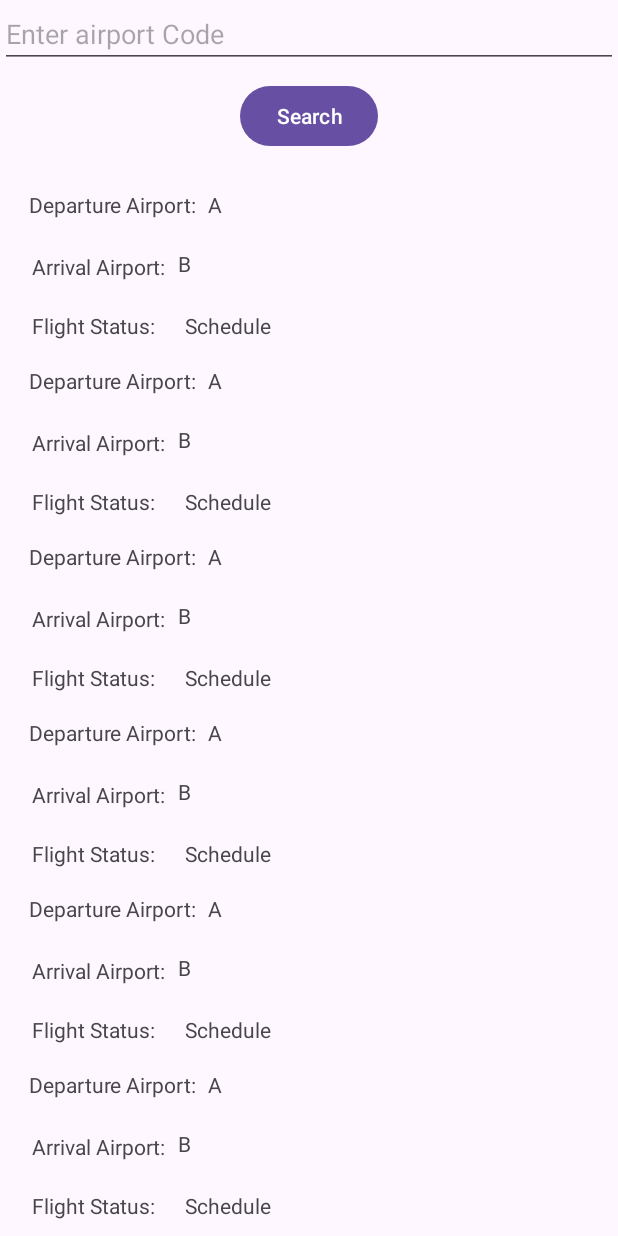
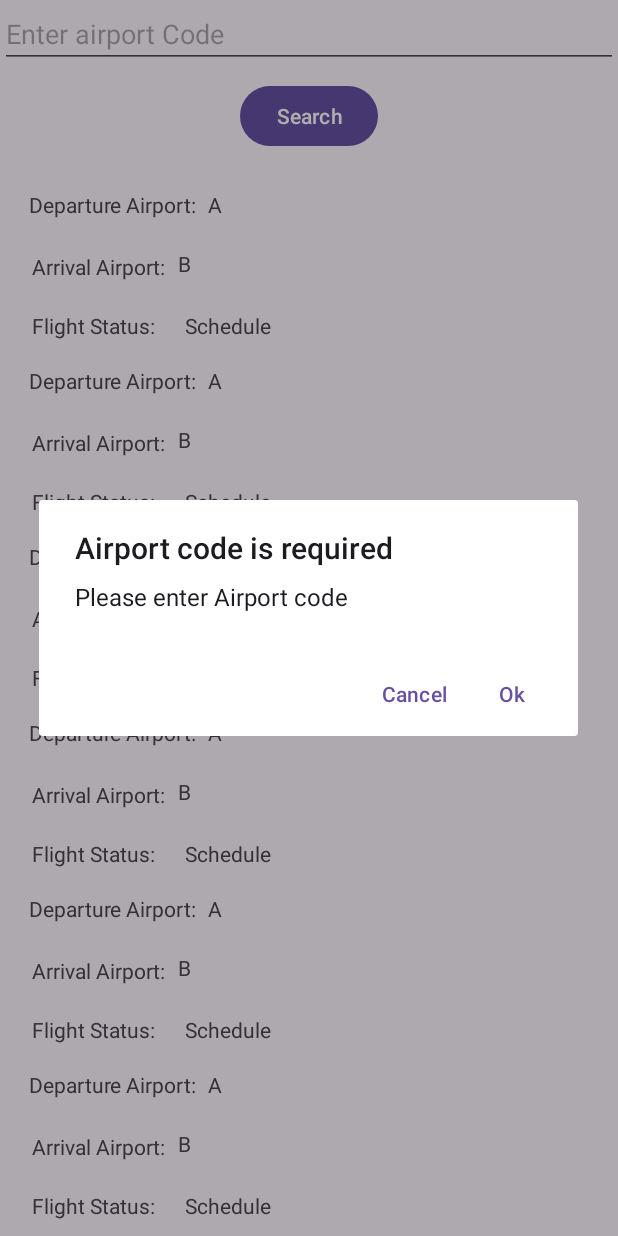
Before and after one commit to Farhana-Mahmud/CST2335_GROUP4_FINAL_PROJECT, an Android app: the screen it shows after launch (MainActivity), after a tap on "Search", on a phone screen of 412 x 824 dp. Run offline under Robolectric (Android 15) with nearby library versions, the phone set to English and light mode, and no system bars.

Commit message:
Mile stone1 implementation done

```diff
--- a/FlightTracker/app/src/main/java/com/example/flighttracker/FlightAdapter.java
+++ b/FlightTracker/app/src/main/java/com/example/flighttracker/FlightAdapter.java
@@ -52,6 +52,7 @@ public class FlightAdapter extends RecyclerView.Adapter<FlightAdapter.FlightView
             departure_airport.setText(flight.getDeparture_airport());
             arrival_airport.setText(flight.getArrival_airport());
             flight_status.setText(flight.getStatus());
+
         }
 
     }
--- a/FlightTracker/app/src/main/java/com/example/flighttracker/MainActivity.java
+++ b/FlightTracker/app/src/main/java/com/example/flighttracker/MainActivity.java
@@ -8,6 +8,7 @@ import androidx.recyclerview.widget.RecyclerView;
 import android.content.Context;
 import android.content.DialogInterface;
 import android.os.Bundle;
+import android.text.TextUtils;
 import android.view.View;
 import android.widget.Button;
 import android.widget.EditText;
@@ -31,14 +32,32 @@ public class MainActivity extends AppCompatActivity {
     protected void onCreate(Bundle savedInstanceState) {
         super.onCreate(savedInstanceState);
         setContentView(R.layout.activity_main);
+        createToast(this,"Welcome to Flight Tracking");
         flight_list = findViewById(R.id.rv_fights);
         LinearLayoutManager linearLayoutManager = new LinearLayoutManager(this,LinearLayoutManager.VERTICAL,false);
         flights = getFlights();
         airport_code_input = findViewById(R.id.edit_search);
+        SharedPreferenceHelper.initialize(MainActivity.this,"flight_tracker_preference");
+        String earlier_SearchTerm = SharedPreferenceHelper.getStringValue("SEARCH_TERM");
+        if(earlier_SearchTerm!="")
+        {
+            airport_code_input.setText(earlier_SearchTerm);
+        }
+
         search =findViewById(R.id.btn_search);
         search.setOnClickListener(new View.OnClickListener() {
             @Override
             public void onClick(View view) {
+                if(TextUtils.isEmpty(airport_code_input.getText().toString()))
+                {
+                    showAlertDialog(MainActivity.this,"Airport code is required","Please enter Airport code",new String[]{"Ok","Cancel"});
+                }
+                else
+                {
+                    snackBar(MainActivity.this,"Enter Value is"+airport_code_input.getText().toString(),airport_code_input);
+
+                    SharedPreferenceHelper.setStringValue("SEARCH_TERM",airport_code_input.getText().toString());
+                }
 
             }
         });
```
